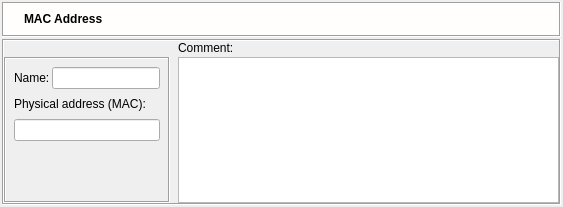
This is src/gui/physaddressdialog_q.ui in fwbuilder/fwbuilder as Qt 5 draws it before an edit. The edited form follows.
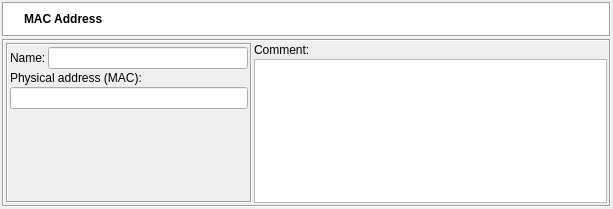
This is the edited form. Icons and pictures are not drawn.

Patch:
```diff
--- a/src/gui/physaddressdialog_q.ui
+++ b/src/gui/physaddressdialog_q.ui
@@ -8,8 +8,8 @@
    <rect>
     <x>0</x>
     <y>0</y>
-    <width>563</width>
-    <height>207</height>
+    <width>613</width>
+    <height>209</height>
    </rect>
   </property>
   <property name="windowTitle" >
@@ -226,25 +226,7 @@
         <enum>QFrame::Sunken</enum>
        </property>
        <layout class="QGridLayout" >
-        <property name="leftMargin" >
-         <number>0</number>
-        </property>
-        <property name="topMargin" >
-         <number>0</number>
-        </property>
-        <property name="rightMargin" >
-         <number>0</number>
-        </property>
-        <property name="bottomMargin" >
-         <number>0</number>
-        </property>
-        <property name="horizontalSpacing" >
-         <number>8</number>
-        </property>
-        <property name="verticalSpacing" >
-         <number>2</number>
-        </property>
-        <item row="1" column="0" >
+        <item rowspan="2" row="0" column="0" >
          <widget class="QFrame" name="frame46" >
           <property name="frameShape" >
            <enum>QFrame::Box</enum>
@@ -253,24 +235,6 @@
            <enum>QFrame::Sunken</enum>
           </property>
           <layout class="QGridLayout" >
-           <property name="leftMargin" >
-            <number>8</number>
-           </property>
-           <property name="topMargin" >
-            <number>8</number>
-           </property>
-           <property name="rightMargin" >
-            <number>8</number>
-           </property>
-           <property name="bottomMargin" >
-            <number>8</number>
-           </property>
-           <property name="horizontalSpacing" >
-            <number>2</number>
-           </property>
-           <property name="verticalSpacing" >
-            <number>8</number>
-           </property>
            <item row="0" column="0" >
             <widget class="QLabel" name="textLabel1" >
              <property name="text" >
@@ -291,13 +255,13 @@
              </property>
              <property name="minimumSize" >
               <size>
-               <width>0</width>
+               <width>200</width>
                <height>0</height>
               </size>
              </property>
             </widget>
            </item>
-           <item row="2" column="0" colspan="2" >
+           <item row="1" column="0" colspan="2" >
             <widget class="QLabel" name="textLabel2_2" >
              <property name="text" >
               <string>Physical address (MAC):</string>
@@ -307,7 +271,7 @@
              </property>
             </widget>
            </item>
-           <item row="3" column="0" colspan="2" >
+           <item row="2" column="0" colspan="2" >
             <widget class="QLineEdit" name="pAddress" >
              <property name="sizePolicy" >
               <sizepolicy vsizetype="Fixed" hsizetype="Preferred" >
@@ -317,7 +281,7 @@
              </property>
             </widget>
            </item>
-           <item row="4" column="0" colspan="2" >
+           <item row="3" column="0" colspan="2" >
             <spacer>
              <property name="orientation" >
               <enum>Qt::Vertical</enum>
@@ -327,8 +291,8 @@
              </property>
              <property name="sizeHint" >
               <size>
-               <width>20</width>
-               <height>5</height>
+               <width>185</width>
+               <height>16</height>
               </size>
              </property>
             </spacer>
@@ -336,6 +300,22 @@
           </layout>
          </widget>
         </item>
+        <item row="0" column="1" >
+         <widget class="QLabel" name="textLabel2" >
+          <property name="sizePolicy" >
+           <sizepolicy vsizetype="Fixed" hsizetype="Preferred" >
+            <horstretch>0</horstretch>
+            <verstretch>0</verstretch>
+           </sizepolicy>
+          </property>
+          <property name="text" >
+           <string>Comment:</string>
+          </property>
+          <property name="wordWrap" >
+           <bool>false</bool>
+          </property>
+         </widget>
+        </item>
         <item row="1" column="1" >
          <widget class="QTextEdit" name="comment" >
           <property name="sizePolicy" >
@@ -355,16 +335,6 @@
           </property>
          </widget>
         </item>
-        <item row="0" column="1" >
-         <widget class="QLabel" name="textLabel2" >
-          <property name="text" >
-           <string>Comment:</string>
-          </property>
-          <property name="wordWrap" >
-           <bool>false</bool>
-          </property>
-         </widget>
-        </item>
        </layout>
       </widget>
      </item>
```
